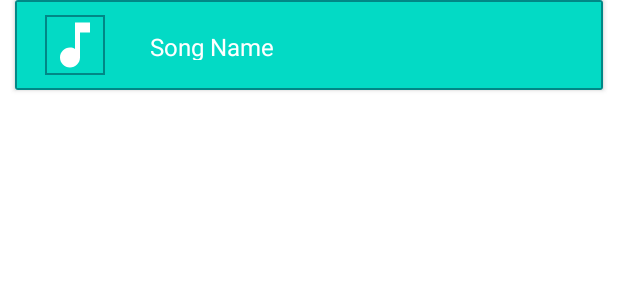
After one commit to ivanandika21/PAM_MusicApp, an Android app: the layout list_item.xml on its own in the app's theme, with its tools: preview values and no code run, on a phone screen of 412 x 824 dp. The commit adds this screen. Shown: the top 300 px of the screen. Run offline under Robolectric (Android 15) with nearby library versions, the phone set to English and light mode, and no system bars.

Commit message:
Commit about song list in MainActivity
Progress sampai ke tahap membuat list dan ui tampilan lagu di MainActivity

```diff
--- a/MusicApp/app/src/main/java/com/example/musicapp/MainActivity.java
+++ b/MusicApp/app/src/main/java/com/example/musicapp/MainActivity.java
@@ -5,8 +5,12 @@ import androidx.appcompat.app.AppCompatActivity;
 import android.Manifest;
 import android.os.Bundle;
 import android.os.Environment;
+import android.view.View;
+import android.view.ViewGroup;
 import android.widget.ArrayAdapter;
+import android.widget.BaseAdapter;
 import android.widget.ListView;
+import android.widget.TextView;
 
 import com.karumi.dexter.Dexter;
 import com.karumi.dexter.PermissionToken;
@@ -79,7 +83,38 @@ public class MainActivity extends AppCompatActivity {
             items[i] = mySongs.get(i).getName().toString().replace(".mp3", "").replace(".wav", "");
 
         }
-        ArrayAdapter<String> myAdapter = new ArrayAdapter<String>(this, android.R.layout.simple_list_item_1, items);
-        listViewLagu.setAdapter(myAdapter);
+        /*ArrayAdapter<String> myAdapter = new ArrayAdapter<String>(this, android.R.layout.simple_list_item_1, items);
+        listViewLagu.setAdapter(myAdapter);*/
+
+        customAdapter customAdapter = new customAdapter();
+        listViewLagu.setAdapter(customAdapter);
+    }
+
+    class customAdapter extends BaseAdapter {
+
+        @Override
+        public int getCount() {
+            return items.length;
+        }
+
+        @Override
+        public Object getItem(int i) {
+            return null;
+        }
+
+        @Override
+        public long getItemId(int i) {
+            return 0;
+        }
+
+        @Override
+        public View getView(int i, View view, ViewGroup viewGroup) {
+            View myView = getLayoutInflater().inflate(R.layout.list_item, null);
+            TextView textSong = myView.findViewById(R.id.txtSongName);
+            textSong.setSelected(true);
+            textSong.setText(items[i]);
+
+            return myView;
+        }
     }
 }
--- /dev/null
+++ b/MusicApp/app/src/main/res/drawable/ic_music.xml
@@ -0,0 +1,5 @@
+<vector android:height="24dp" android:tint="#FFFFFF"
+    android:viewportHeight="24" android:viewportWidth="24"
+    android:width="24dp" xmlns:android="http://schemas.android.com/apk/res/android">
+    <path android:fillColor="@android:color/white" android:pathData="M12,3v10.55c-0.59,-0.34 -1.27,-0.55 -2,-0.55 -2.21,0 -4,1.79 -4,4s1.79,4 4,4 4,-1.79 4,-4V7h4V3h-6z"/>
+</vector>
--- /dev/null
+++ b/MusicApp/app/src/main/res/drawable/rounded_bg.xml
@@ -0,0 +1,7 @@
+<?xml version="1.0" encoding="utf-8"?>
+<shape xmlns:android="http://schemas.android.com/apk/res/android"
+    android:shape="rectangle">
+    <solid android:color="@color/teal_200"></solid>
+    <stroke android:width="1dp"
+        android:color="@color/teal_700"></stroke>
+</shape>
--- a/MusicApp/app/src/main/res/layout/activity_main.xml
+++ b/MusicApp/app/src/main/res/layout/activity_main.xml
@@ -4,6 +4,7 @@
     xmlns:tools="http://schemas.android.com/tools"
     android:layout_width="match_parent"
     android:layout_height="match_parent"
+    android:background="@color/teal_700"
     tools:context=".MainActivity">
 
     <ListView
--- /dev/null
+++ b/MusicApp/app/src/main/res/layout/list_item.xml
@@ -0,0 +1,45 @@
+<?xml version="1.0" encoding="utf-8"?>
+<androidx.cardview.widget.CardView xmlns:android="http://schemas.android.com/apk/res/android"
+    android:layout_width="match_parent"
+    android:layout_height="wrap_content"
+    android:layout_marginHorizontal="10dp">
+
+    <RelativeLayout
+        android:padding="10dp"
+        android:background="@drawable/rounded_bg"
+        android:layout_width="match_parent"
+        android:layout_height="wrap_content">
+
+        <ImageView
+            android:id="@+id/imgSong"
+            android:layout_alignParentStart="true"
+            android:layout_alignParentTop="true"
+            android:layout_marginHorizontal="10dp"
+            android:background="@drawable/rounded_bg"
+            android:src="@drawable/ic_music"
+            android:layout_width="40dp"
+            android:layout_height="40dp">
+
+        </ImageView>
+
+        <TextView
+            android:id="@+id/txtSongName"
+            android:layout_alignParentEnd="true"
+            android:layout_marginHorizontal="10dp"
+            android:layout_toEndOf="@id/imgSong"
+            android:padding="10dp"
+            android:textColor="@color/white"
+            android:text="Song Name"
+            android:textSize="16sp"
+            android:singleLine="true"
+            android:marqueeRepeatLimit="marquee_forever"
+            android:ellipsize="marquee"
+            android:scrollHorizontally="true"
+            android:layout_width="wrap_content"
+            android:layout_height="40dp">
+
+        </TextView>
+
+    </RelativeLayout>
+
+</androidx.cardview.widget.CardView>
```
